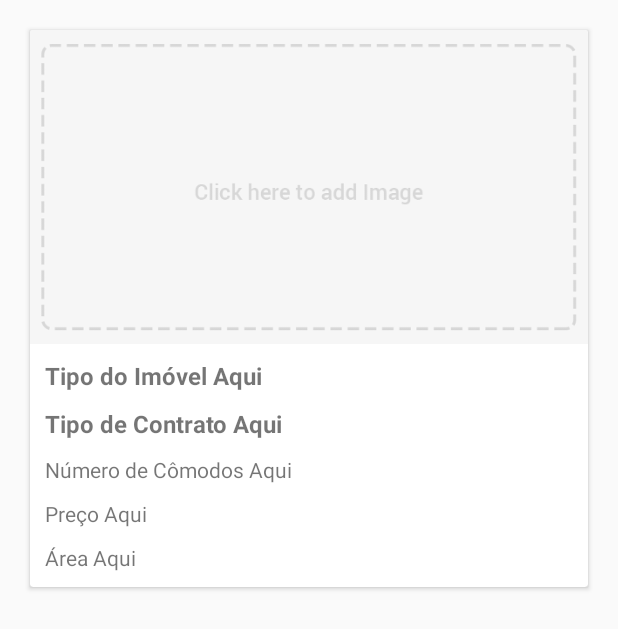
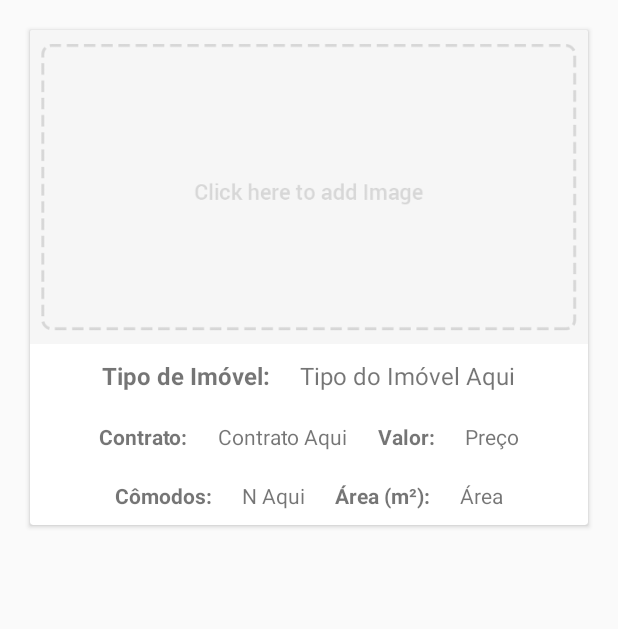
Before and after one commit to lvbfontes/PI5_Imobiliaria, an Android app: the layout dashboard_row.xml on its own in the app's theme, with its tools: preview values and no code run, on a phone screen of 412 x 824 dp. Shown: the top 629 px of the screen. Run offline under Robolectric (Android 15) with nearby library versions, the phone set to English and light mode, and no system bars.

Commit message:
login corretor vs cliente (correções)
ajustes no cardview do dashboard

```diff
--- a/app/src/main/java/br/com/lvbfontes/piimobiliaria/CadastroActivity.java
+++ b/app/src/main/java/br/com/lvbfontes/piimobiliaria/CadastroActivity.java
@@ -7,8 +7,10 @@ import android.support.v7.app.AppCompatActivity;
 import android.os.Bundle;
 import android.text.TextUtils;
 import android.view.View;
+import android.widget.ArrayAdapter;
 import android.widget.Button;
 import android.widget.EditText;
+import android.widget.Spinner;
 import android.widget.Toast;
 
 import com.google.android.gms.tasks.OnCompleteListener;
--- a/app/src/main/java/br/com/lvbfontes/piimobiliaria/LoginActivity.java
+++ b/app/src/main/java/br/com/lvbfontes/piimobiliaria/LoginActivity.java
@@ -127,14 +127,13 @@ public class LoginActivity extends AppCompatActivity {
 
         final DatabaseReference funcao = FirebaseDatabase.getInstance().getReference();
 
-        final String funcaoUsuario = funcao.child("Usuarios").child("funcao").toString();
-
         mDatabaseUsuarios.addValueEventListener(new ValueEventListener() {
             @Override
             public void onDataChange(DataSnapshot dataSnapshot) {
+
                 if(dataSnapshot.hasChild(userId)) {
 
-                    if (funcaoUsuario.equals("corretor")) {
+                    if (dataSnapshot.child(userId).child("funcao").getValue().equals("corretor")) {
 
                         Intent dashboardIntent = new Intent(LoginActivity.this, DashboardActivity.class);
                         dashboardIntent.addFlags(Intent.FLAG_ACTIVITY_CLEAR_TOP);
@@ -147,7 +146,6 @@ public class LoginActivity extends AppCompatActivity {
                         startActivity(contratoIntent);
 
                     }
-
 
                 } else {
 
--- a/app/src/main/res/layout/activity_cadastro.xml
+++ b/app/src/main/res/layout/activity_cadastro.xml
@@ -22,7 +22,7 @@
         android:hint="@string/hintNome"/>
 
     <!--EditText
-        android:id="@+id/edtSobrenome"
+        android:id="@+id/edtFuncao"
         android:layout_width="match_parent"
         android:layout_height="wrap_content"
         android:maxLines="1"
--- a/app/src/main/res/layout/dashboard_row.xml
+++ b/app/src/main/res/layout/dashboard_row.xml
@@ -1,13 +1,15 @@
 <?xml version="1.0" encoding="utf-8"?>
 <android.support.v7.widget.CardView xmlns:android="http://schemas.android.com/apk/res/android"
     xmlns:app="http://schemas.android.com/apk/res-auto"
-    android:layout_width="match_parent" android:layout_height="wrap_content"
+    android:layout_width="match_parent"
+    android:layout_height="wrap_content"
     android:layout_margin="20dp">
 
     <LinearLayout
         android:layout_width="match_parent"
         android:layout_height="wrap_content"
-        android:orientation="vertical">
+        android:orientation="vertical"
+        android:gravity="center">
 
         <ImageView
             android:id="@+id/dashImage"
@@ -17,52 +19,108 @@
             android:scaleType="centerCrop"
             app:srcCompat="@mipmap/add_btn" />
 
+        <LinearLayout
+            android:layout_width="wrap_content"
+            android:layout_height="wrap_content"
+            android:orientation="horizontal">
+
+            <TextView
+                android:id="@+id/fieldTipoImovel"
+                android:layout_width="match_parent"
+                android:layout_height="wrap_content"
+                android:padding="10dp"
+                android:text="@string/fieldTipoImovel"
+                android:textSize="16dp"
+                android:textStyle="bold" />
+
             <TextView
                 android:id="@+id/dashTipoImovel"
                 android:layout_width="match_parent"
                 android:layout_height="wrap_content"
                 android:padding="10dp"
                 android:text="Tipo do Imóvel Aqui"
-            android:textSize="16dp"
-            android:textStyle="bold" />
+                android:textSize="16dp" />
+
+
+        </LinearLayout>
+
+
+        <LinearLayout
+            android:layout_width="wrap_content"
+            android:layout_height="wrap_content"
+            android:orientation="horizontal">
+
+            <TextView
+                android:id="@+id/fieldContrato"
+                android:layout_width="match_parent"
+                android:layout_height="wrap_content"
+                android:text="@string/fieldContrato"
+                android:textStyle="bold"
+                android:padding="10dp"/>
 
             <TextView
                 android:id="@+id/dashContrato"
                 android:layout_width="match_parent"
                 android:layout_height="wrap_content"
-            android:paddingBottom="10dp"
-            android:paddingLeft="10dp"
-            android:paddingRight="10dp"
-            android:text="Tipo de Contrato Aqui"
-            android:textSize="16dp"
-            android:textStyle="bold" />
+                android:text="Contrato Aqui"
+                android:padding="10dp"/>
+
+            <TextView
+                android:id="@+id/fieldPreco"
+                android:layout_width="match_parent"
+                android:layout_height="wrap_content"
+                android:text="@string/fieldPreco"
+                android:textStyle="bold"
+                android:padding="10dp"/>
+
+            <TextView
+                android:id="@+id/dashPreco"
+                android:layout_width="match_parent"
+                android:layout_height="wrap_content"
+                android:text="Preço"
+                android:padding="10dp"/>
+
+        </LinearLayout>
+
+
+        <LinearLayout
+            android:layout_width="wrap_content"
+            android:layout_height="wrap_content"
+            android:orientation="horizontal">
+
+            <TextView
+                android:id="@+id/fieldComodos"
+                android:layout_width="match_parent"
+                android:layout_height="wrap_content"
+                android:text="@string/fieldComodos"
+                android:textStyle="bold"
+                android:padding="10dp"/>
 
             <TextView
                 android:id="@+id/dashComodos"
                 android:layout_width="match_parent"
                 android:layout_height="wrap_content"
-            android:paddingBottom="10dp"
-            android:paddingLeft="10dp"
-            android:paddingRight="10dp"
-            android:text="Número de Cômodos Aqui" />
+                android:padding="10dp"
+                android:text="N Aqui" />
 
             <TextView
-            android:id="@+id/dashPreco"
+                android:id="@+id/fieldArea"
                 android:layout_width="match_parent"
                 android:layout_height="wrap_content"
-            android:paddingBottom="10dp"
-            android:paddingLeft="10dp"
-            android:paddingRight="10dp"
-            android:text="Preço Aqui" />
+                android:padding="10dp"
+                android:textStyle="bold"
+                android:text="@string/fieldArea"/>
 
             <TextView
                 android:id="@+id/dashArea"
                 android:layout_width="match_parent"
                 android:layout_height="wrap_content"
-            android:paddingBottom="10dp"
-            android:paddingLeft="10dp"
-            android:paddingRight="10dp"
-            android:text="Área Aqui" />
+                android:padding="10dp"
+                android:text="Área" />
+
+
+        </LinearLayout>
+
 
     </LinearLayout>
 
--- a/app/src/main/res/values/strings.xml
+++ b/app/src/main/res/values/strings.xml
@@ -82,4 +82,11 @@
     <string name="progressFinalizaCadastro">Finalizando Cadastro&#8230;</string>
     <string name="contentImgFinalizaCadastro">Adicionar Foto de Perfil</string>
     <string name="toastSenhaIncorreta">Senha Incorreta!</string>
+    <string name="usuarioCorretor">Corretor</string>
+    <string name="usuarioCliente">Cliente</string>
+    <string name="fieldTipoImovel">Tipo de Imóvel:</string>
+    <string name="fieldContrato">Contrato:</string>
+    <string name="fieldPreco">Valor:</string>
+    <string name="fieldComodos">Cômodos:</string>
+    <string name="fieldArea">Área (m²):</string>
 </resources>
```
Also changed, not shown: app/src/main/java/br/com/lvbfontes/piimobiliaria/FinalizaCadastroActivity.java (+28 -8 lines), app/src/main/java/br/com/lvbfontes/piimobiliaria/PostActivity.java (+18 -7 lines), app/src/main/java/br/com/lvbfontes/piimobiliaria/pesquisaImovel/ContratoActivity.java (+8 -0 lines), app/src/main/res/layout/activity_finaliza_cadastro.xml (+8 -0 lines), 4 other files. Lines whose indentation alone changed are shown as unchanged.
